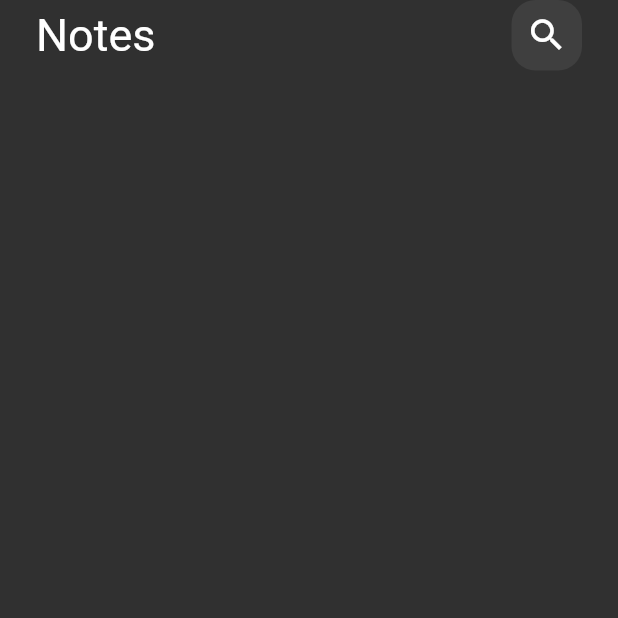
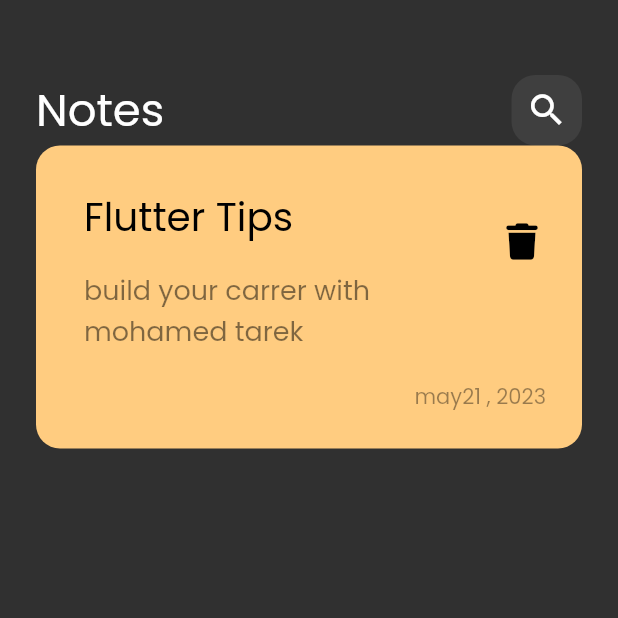
Before and after one commit to mtarek20/note_app, a Flutter app: the screen it shows after launch, on a phone screen of 412 x 824 dp, the top half of it. Run offline on Flutter 3.47's test engine with Material 2 defaults, Android fonts, the phone set to English and light mode, and no system bars; our stand-ins replace font_awesome_flutter.

Commit message:
create notes app

```diff
--- a/lib/main.dart
+++ b/lib/main.dart
@@ -11,7 +11,7 @@ class NotesApp extends StatelessWidget {
   @override
   Widget build(BuildContext context) {
     return MaterialApp(
-      theme: ThemeData(brightness: Brightness.dark),
+      theme: ThemeData(brightness: Brightness.dark, fontFamily: 'Poppins'),
       home: const NotesView(),
     );
   }
--- /dev/null
+++ b/lib/widgets/custom_note_item.dart
@@ -0,0 +1,50 @@
+import 'package:flutter/material.dart';
+import 'package:font_awesome_flutter/font_awesome_flutter.dart';
+
+class NoteItem extends StatelessWidget {
+  const NoteItem({super.key});
+
+  @override
+  Widget build(BuildContext context) {
+    return Container(
+      padding: const EdgeInsets.only(top: 24, bottom: 24, left: 16),
+      decoration: BoxDecoration(
+          color: const Color(0xffFFCC80),
+          borderRadius: BorderRadius.circular(16)),
+      child: Column(
+        crossAxisAlignment: CrossAxisAlignment.end,
+        children: [
+          ListTile(
+            title: const Text(
+              'Flutter Tips',
+              style: TextStyle(color: Colors.black, fontSize: 26),
+            ),
+            subtitle: Padding(
+              padding: const EdgeInsets.symmetric(vertical: 16),
+              child: Text(
+                'build your carrer with mohamed tarek',
+                style: TextStyle(
+                    color: Colors.black.withOpacity(0.5), fontSize: 18),
+              ),
+            ),
+            trailing: IconButton(
+              onPressed: () {},
+              icon: const Icon(
+                FontAwesomeIcons.trash,
+                color: Colors.black,
+                size: 24,
+              ),
+            ),
+          ),
+          Padding(
+            padding: const EdgeInsets.only(right: 24),
+            child: Text(
+              'may21 , 2023',
+              style: TextStyle(color: Colors.black.withOpacity(.4)),
+            ),
+          )
+        ],
+      ),
+    );
+  }
+}
--- a/lib/widgets/notes_view_body.dart
+++ b/lib/widgets/notes_view_body.dart
@@ -1,17 +1,22 @@
 import 'package:flutter/material.dart';
 import 'package:note_app/widgets/custom_app_bar.dart';
+import 'package:note_app/widgets/custom_note_item.dart';
 
 class NotesViewBody extends StatelessWidget {
   const NotesViewBody({super.key});
 
   @override
   Widget build(BuildContext context) {
-    return SafeArea(
-      child: Padding(
-        padding: const EdgeInsets.symmetric(horizontal: 24),
-        child: Column(
-          children: const [CustomAppBar()],
-        ),
+    return Padding(
+      padding: const EdgeInsets.symmetric(horizontal: 24),
+      child: Column(
+        children: const [
+          SizedBox(
+            height: 50,
+          ),
+          CustomAppBar(),
+          NoteItem(),
+        ],
       ),
     );
   }
```
Also changed, not shown: pubspec.yaml (+8 -17 lines), assets/fonts/Poppins-Regular.ttf (added), pubspec.lock.
